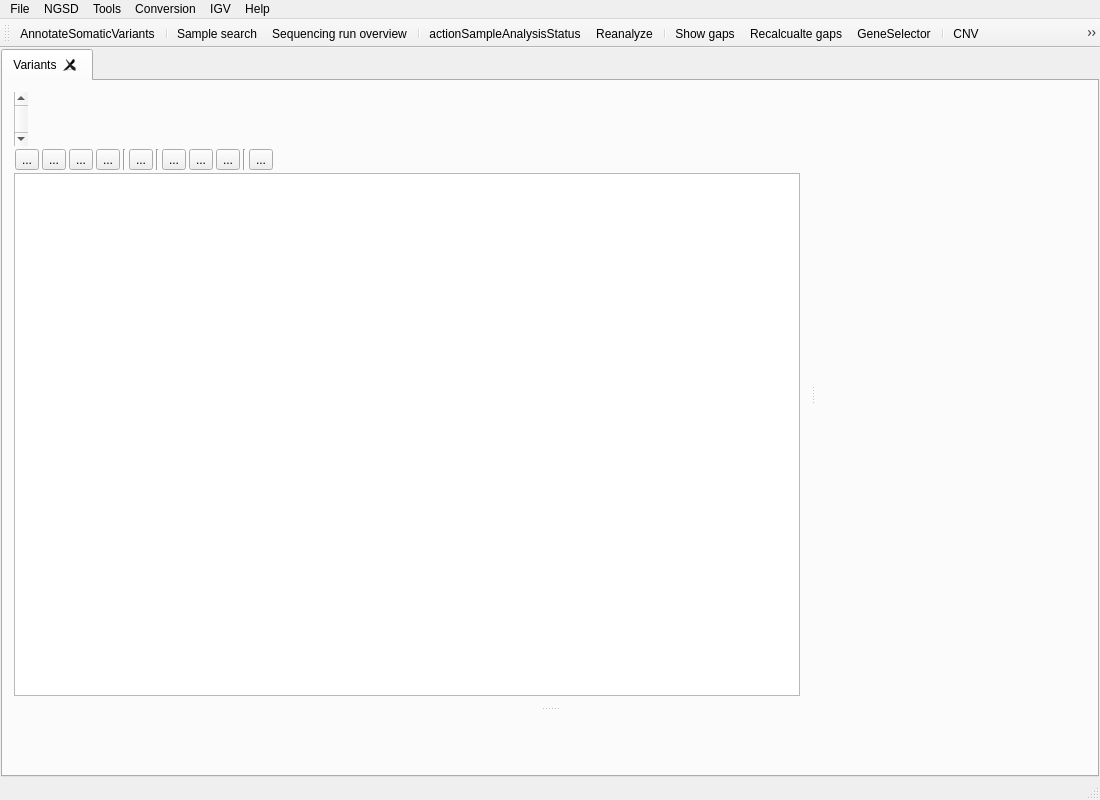
First picture: the form in src/GSvar/MainWindow.ui, repository imgag/ngs-bits, before the edit.
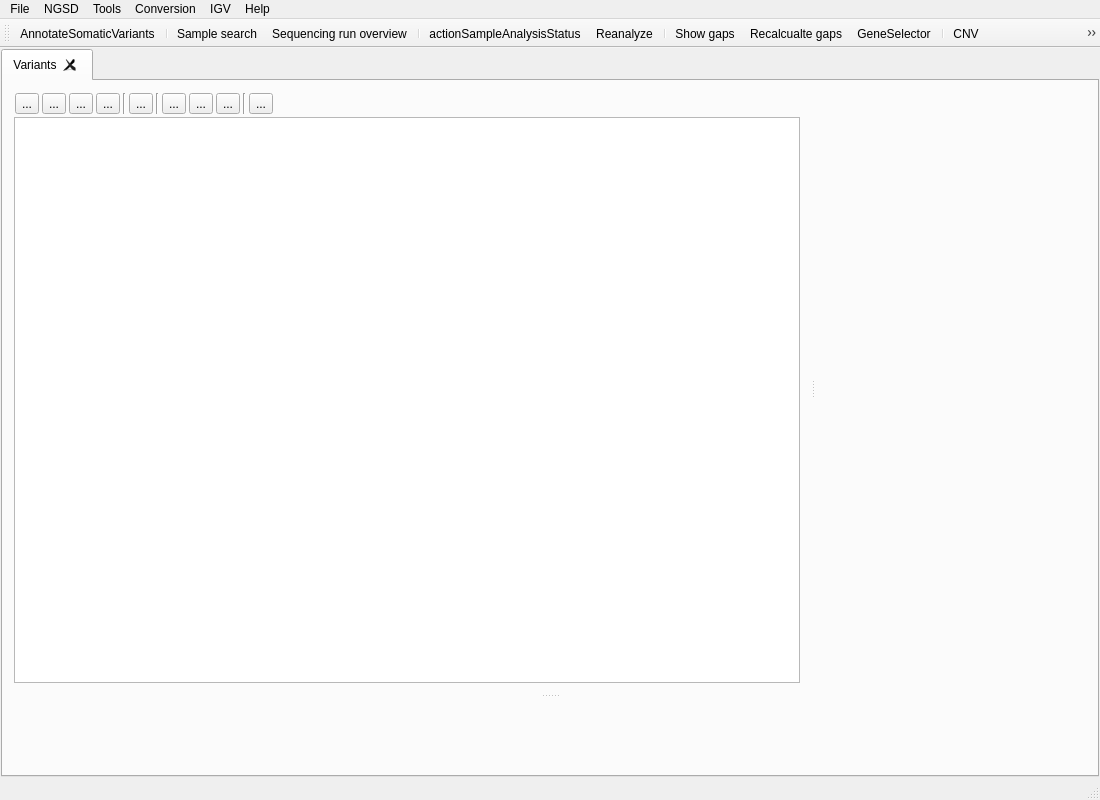
Second picture: the form after the edit. Icons and pictures are not drawn. Custom widgets are drawn as their Qt base class.

Commit message: GSvar: added lift-over dialog to main menu folder 'conversion'

What changed in the file:
```diff
--- a/src/GSvar/MainWindow.ui
+++ b/src/GSvar/MainWindow.ui
@@ -97,13 +97,6 @@
              <property name="spacing">
               <number>2</number>
              </property>
-             <item>
-              <widget class="QScrollBar" name="verticalScrollBar">
-               <property name="orientation">
-                <enum>Qt::Vertical</enum>
-               </property>
-              </widget>
-             </item>
              <item>
               <widget class="QWidget" name="vars_toolbar" native="true">
                <layout class="QHBoxLayout" name="horizontalLayout">
```
The commit also changes 7 other files.
